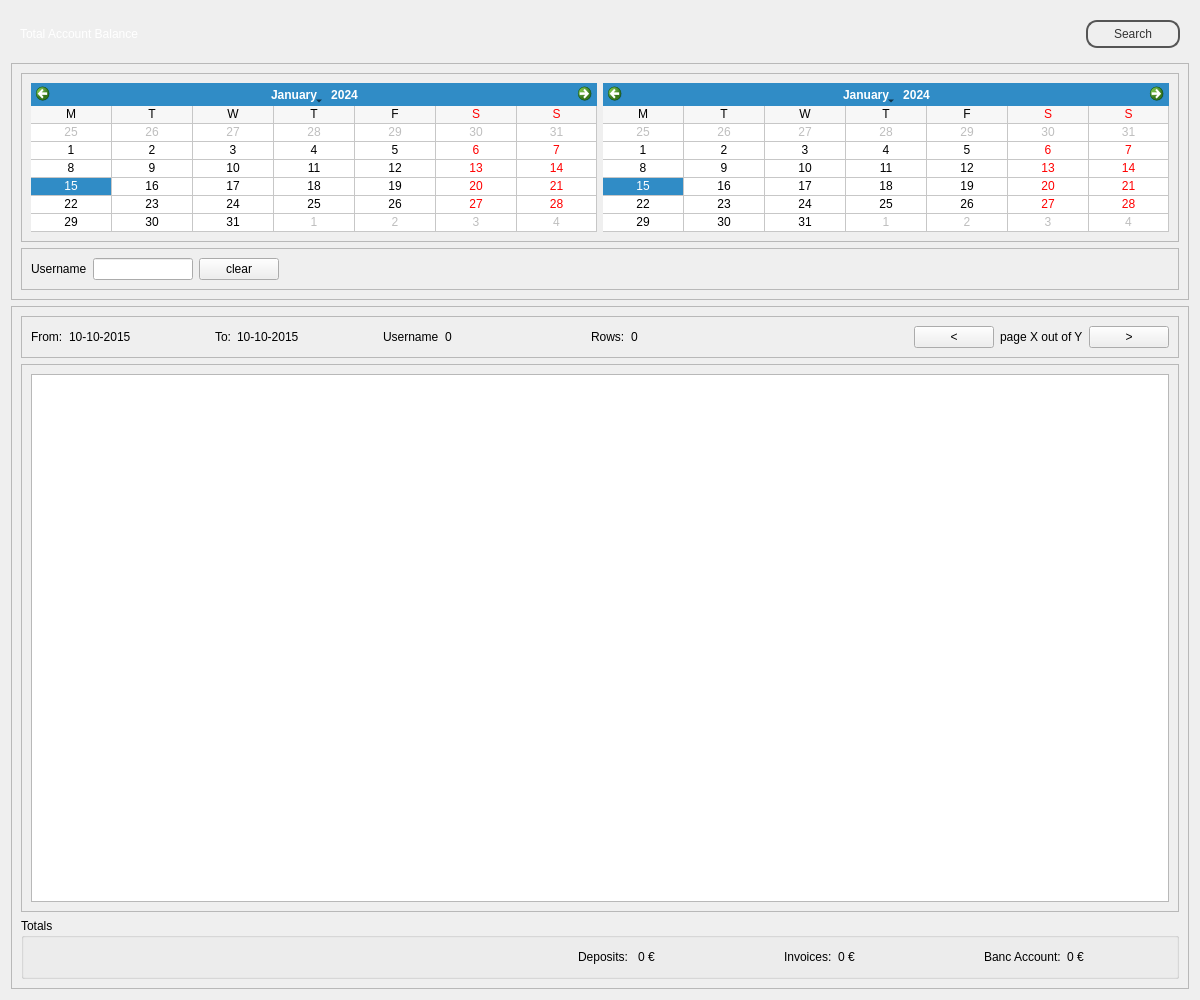
Before: the Qt Designer form penyamanager/admin/accountbalanceview.ui in eguzki/penyamanager, drawn with Qt 5.
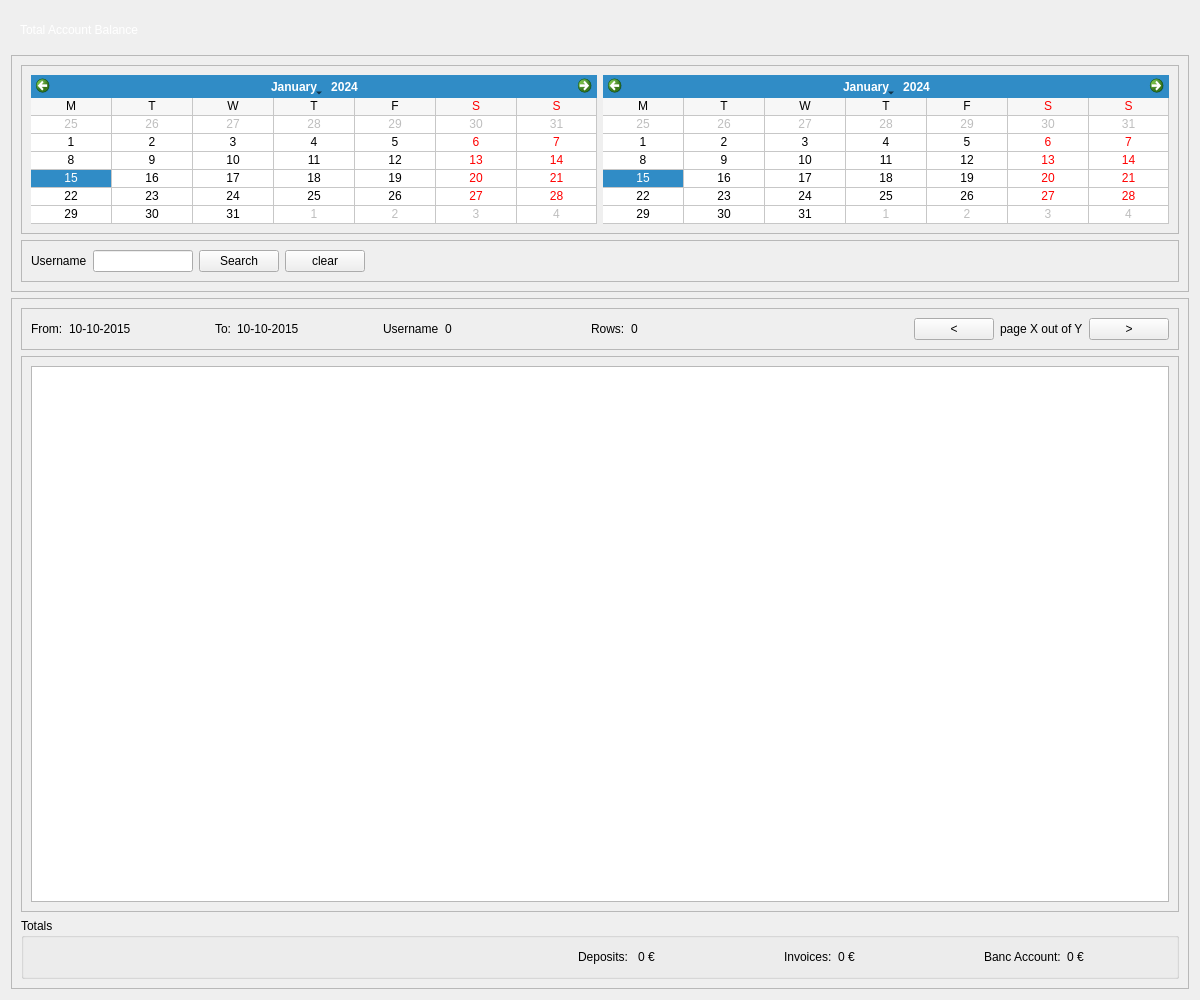
After: the same form once the commit is applied.

The edit to the form file:
```diff
--- a/penyamanager/admin/accountbalanceview.ui
+++ b/penyamanager/admin/accountbalanceview.ui
@@ -91,13 +91,6 @@
         </property>
        </spacer>
       </item>
-      <item>
-       <widget class="QPushButton" name="searchPushButton">
-        <property name="text">
-         <string>Search</string>
-        </property>
-       </widget>
-      </item>
      </layout>
     </widget>
    </item>
@@ -192,6 +185,13 @@
            </property>
           </widget>
          </item>
+         <item>
+          <widget class="QPushButton" name="searchPushButton">
+           <property name="text">
+            <string>Search</string>
+           </property>
+          </widget>
+         </item>
          <item>
           <widget class="QPushButton" name="clearPushButton">
            <property name="text">
```
